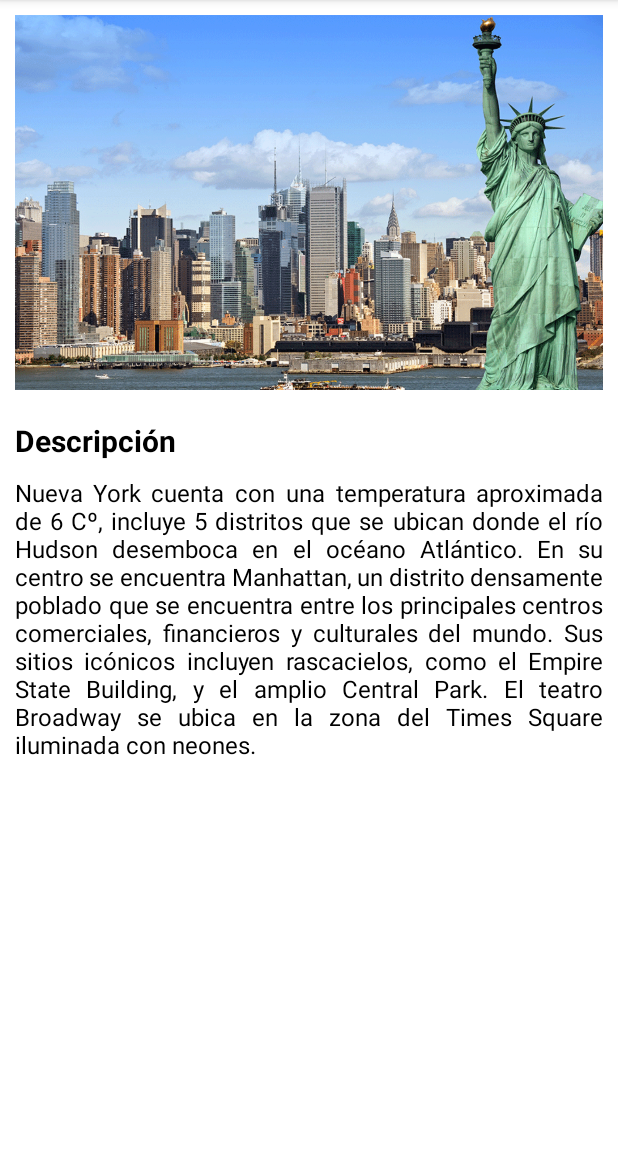
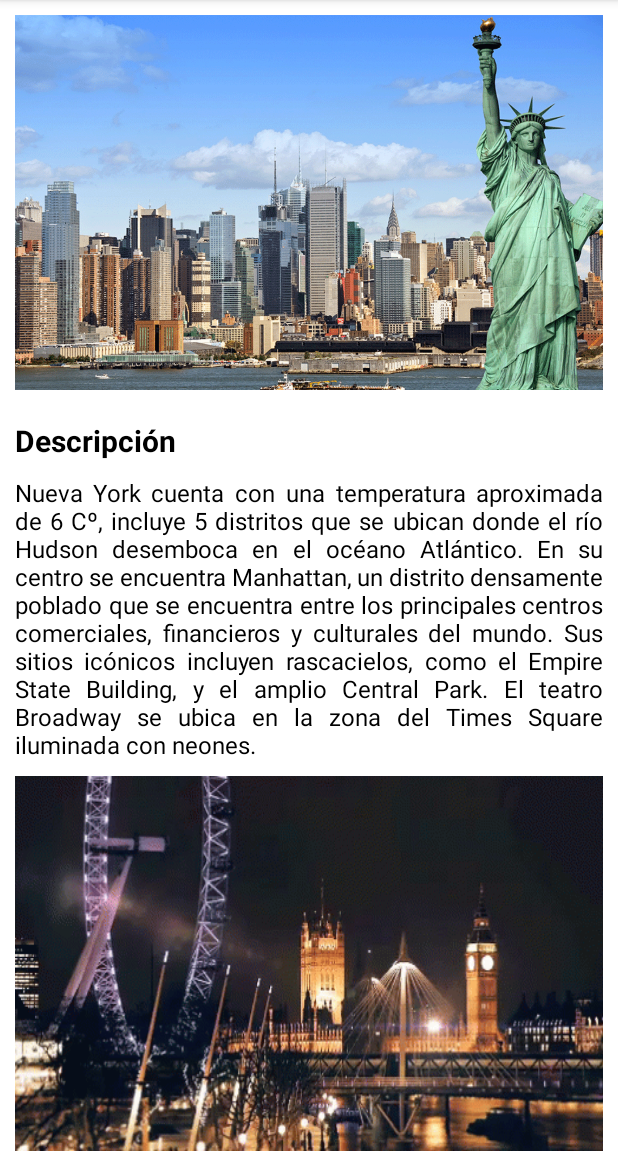
Before and after one commit to yeferfer/AppDroid, an Android app: the screen it shows after launch (MainActivity), on a phone screen of 412 x 824 dp, the part 84-1236 px from its top. Run offline under Robolectric (Android 15) with nearby library versions, the light colour scheme and no system bars.

Commit message:
Agregando nuevo POI Londres e incluyendo Scroll View

```diff
--- a/app/src/main/res/layout/activity_main.xml
+++ b/app/src/main/res/layout/activity_main.xml
@@ -1,8 +1,14 @@
 <?xml version="1.0" encoding="utf-8"?>
-<LinearLayout xmlns:android="http://schemas.android.com/apk/res/android"
+<ScrollView
+    xmlns:android="http://schemas.android.com/apk/res/android"
     xmlns:app="http://schemas.android.com/apk/res-auto"
     xmlns:tools="http://schemas.android.com/tools"
+    android:layout_height="wrap_content"
+    android:layout_width="wrap_content"
+    android:fillViewport="true">
 
+
+<LinearLayout
 
 android:layout_width="match_parent"
 android:layout_height="match_parent"
@@ -25,13 +31,12 @@
     android:layout_width="wrap_content"
     android:layout_height="wrap_content"
     android:layout_marginLeft="10dp"
-        android:textColor="@color/black"
     android:layout_marginTop="10dp"
     android:layout_marginBottom="10dp"
     android:text="Descripción"
-        android:textStyle="bold"
+    android:textColor="@color/black"
     android:textSize="20sp"
-        />
+    android:textStyle="bold" />
 
 <TextView
     android:id="@+id/description"
@@ -39,11 +44,45 @@
     android:layout_height="wrap_content"
     android:layout_marginLeft="10dp"
     android:layout_marginRight="10dp"
+    android:justificationMode="inter_word"
+    android:text="@string/description_newyork"
     android:textColor="@color/black"
-        android:text="@string/description_newyork"
-        android:textSize="16sp"
+    android:textSize="16sp" />
+
+<ImageView
+    android:id="@+id/Londres_image"
+    android:layout_width="wrap_content"
+    android:layout_height="250dp"
+    android:layout_margin="10dp"
+    android:scaleType="fitXY"
+
+    android:src="@drawable/londres"
+    app:layout_collapseMode="parallax" />
+
+
+<TextView
+    android:id="@+id/Londres_description"
+    android:layout_width="wrap_content"
+    android:layout_height="wrap_content"
+    android:layout_marginLeft="20dp"
+    android:layout_marginTop="20dp"
+    android:layout_marginBottom="20dp"
+    android:text="Descripción"
+    android:textColor="@color/black"
+    android:textSize="20sp"
+    android:textStyle="bold" />
+
+<TextView
+    android:id="@+id/Londresdescription"
+    android:layout_width="match_parent"
+    android:layout_height="wrap_content"
+    android:layout_marginLeft="10dp"
+    android:layout_marginRight="10dp"
     android:justificationMode="inter_word"
-        />
+    android:text="@string/description_Londres"
+    android:textColor="@color/black"
+    android:textSize="16sp" />
 
 
 </LinearLayout>
+</ScrollView>
--- a/app/src/main/res/values/strings.xml
+++ b/app/src/main/res/values/strings.xml
@@ -6,4 +6,8 @@ poblado que se encuentra entre los principales centros comerciales, financieros
 Sus sitios icónicos incluyen rascacielos, como el Empire State Building, y el amplio Central Park.
 El teatro Broadway se ubica en la zona del Times Square iluminada con neones.</string>
 
+<string name="description_Londres">Londres, la capital de Inglaterra y del Reino Unido, es una ciudad del siglo XXI con una historia que se remonta a la época romana.
+    En su centro se alzan el imponente Palacio del Parlamento, la torre del icónico reloj "Big Ben" y la Abadía de Westminster, lugar de las coronaciones monárquicas
+    británicas. Al otro lado del río Támesis, la rueda de observación London Eye ofrece vistas panorámicas del complejo cultural South Bank y de toda la ciudad. .</string>
+
 </resources>
```
Also changed, not shown: app/src/main/res/drawable/londres.gif (added). Lines whose indentation alone changed are shown as unchanged.
